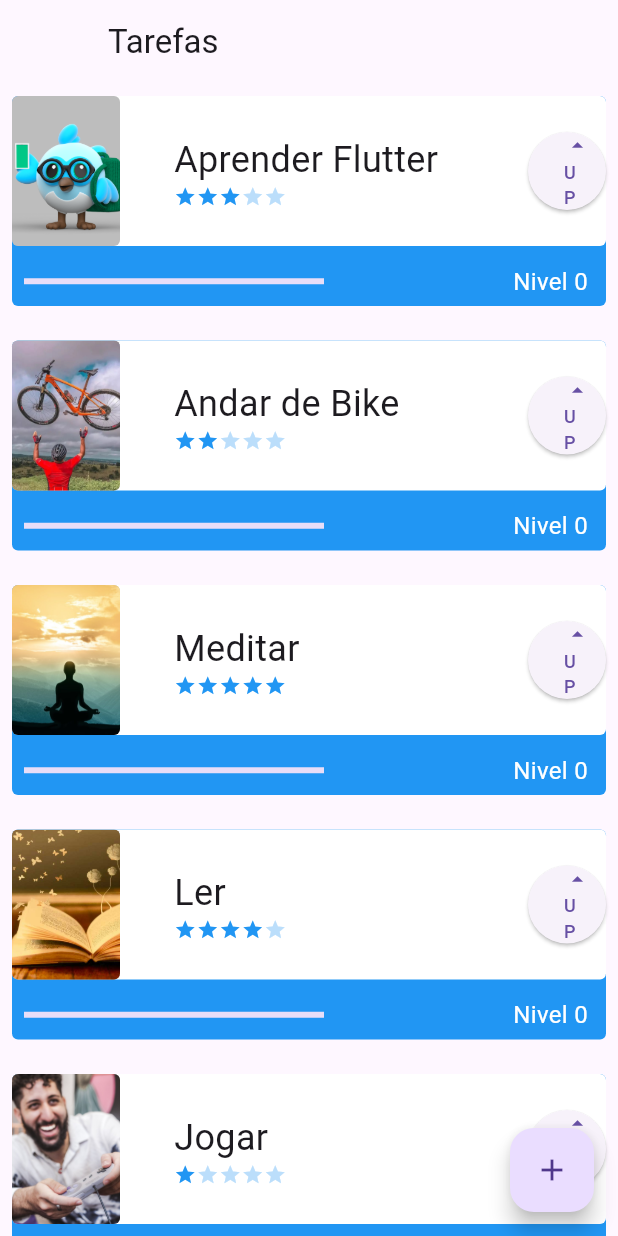
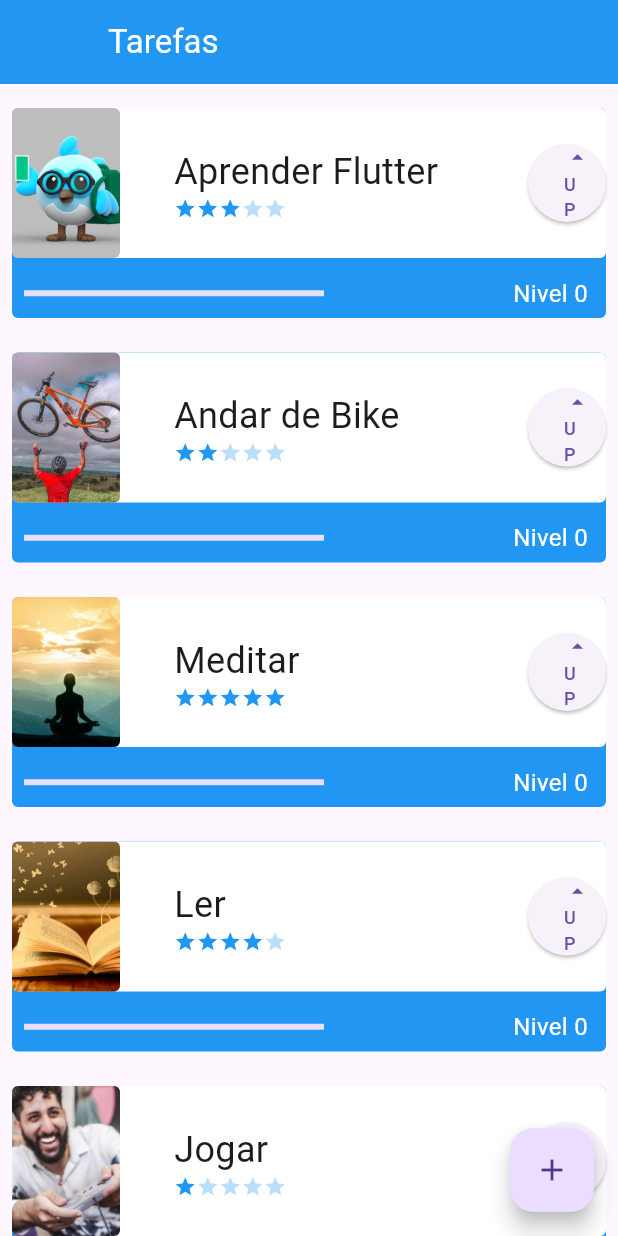
Before and after one commit to alissonKr/Flutter-Project, a Flutter app: the screen it shows after launch, on a phone screen of 412 x 824 dp. Run offline on Flutter 3.47's test engine with Material 3 defaults, Android fonts, the phone set to English and light mode, and no system bars.

Commit message:
fixing appBar Collor and text

```diff
--- a/lib/components/task.dart
+++ b/lib/components/task.dart
@@ -6,15 +6,23 @@ class task extends StatefulWidget {
   final String foto;
   final int dificuldade;
 
-  const task(this.nome, this.foto, this.dificuldade, {Key? key})
+  task(this.nome, this.foto, this.dificuldade, {Key? key})
       : super(key: key);
+
+  int nivel = 0;
 
   @override
   State<task> createState() => _taskState();
 }
 
 class _taskState extends State<task> {
-  int nivel = 0;
+
+  bool assetOrNetwork() {
+    if (widget.foto.contains('http')) {
+      return false;
+    }
+    return true;
+  }
 
   @override
   Widget build(BuildContext context) {
@@ -45,10 +53,12 @@ class _taskState extends State<task> {
                       height: 100,
                       child: ClipRRect(
                         borderRadius: BorderRadius.circular(4),
-                        child: Image.asset(
-                          widget.foto,
-                          fit: BoxFit.cover,
-                        ),
+                        child: assetOrNetwork()
+                            ? Image.asset(
+                                widget.foto,
+                                fit: BoxFit.cover,
+                              )
+                            : Image.network(widget.foto, fit: BoxFit.cover),
                       ),
                     ),
                     Column(
@@ -74,7 +84,7 @@ class _taskState extends State<task> {
                       child: ElevatedButton(
                           onPressed: () {
                             setState(() {
-                              nivel++;
+                              widget.nivel++;
                             });
                             //print(nivel);
                           },
@@ -102,7 +112,7 @@ class _taskState extends State<task> {
                       child: LinearProgressIndicator(
                         color: Colors.white,
                         value: (widget.dificuldade > 0)
-                            ? (nivel / widget.dificuldade) / 10
+                            ? (widget.nivel / widget.dificuldade) / 10
                             : 1,
                       ),
                       width: 200,
@@ -111,7 +121,7 @@ class _taskState extends State<task> {
                   Padding(
                     padding: const EdgeInsets.all(12),
                     child: Text(
-                      'Nivel $nivel',
+                      'Nivel ${widget.nivel}',
                       style: const TextStyle(color: Colors.white, fontSize: 16),
                     ),
                   ),
--- a/lib/screens/initial_screen.dart
+++ b/lib/screens/initial_screen.dart
@@ -15,17 +15,24 @@ class _InitialScreenState extends State<InitialScreen> {
     return Scaffold(
       appBar: AppBar(
         leading: Container(),
-        title: const Text('Tarefas'),
+        title: const Text(
+          'Tarefas',
+          style: TextStyle(color: Colors.white),
+        ),
+        backgroundColor: Colors.blue,
       ),
       body: ListView(
         children: TaskInherited.of(context).taskList,
+        padding: EdgeInsets.only(top: 8, bottom: 70),
       ),
       floatingActionButton: FloatingActionButton(
         onPressed: () {
           Navigator.push(
             context,
             MaterialPageRoute(
-              builder: (contextNew) => FormScreen(taskContext: context,),
+              builder: (contextNew) => FormScreen(
+                taskContext: context,
+              ),
             ),
           );
         },
```
Also changed, not shown: lib/screens/form_screen.dart (+24 -5 lines), pubspec.lock, 1 other file.
